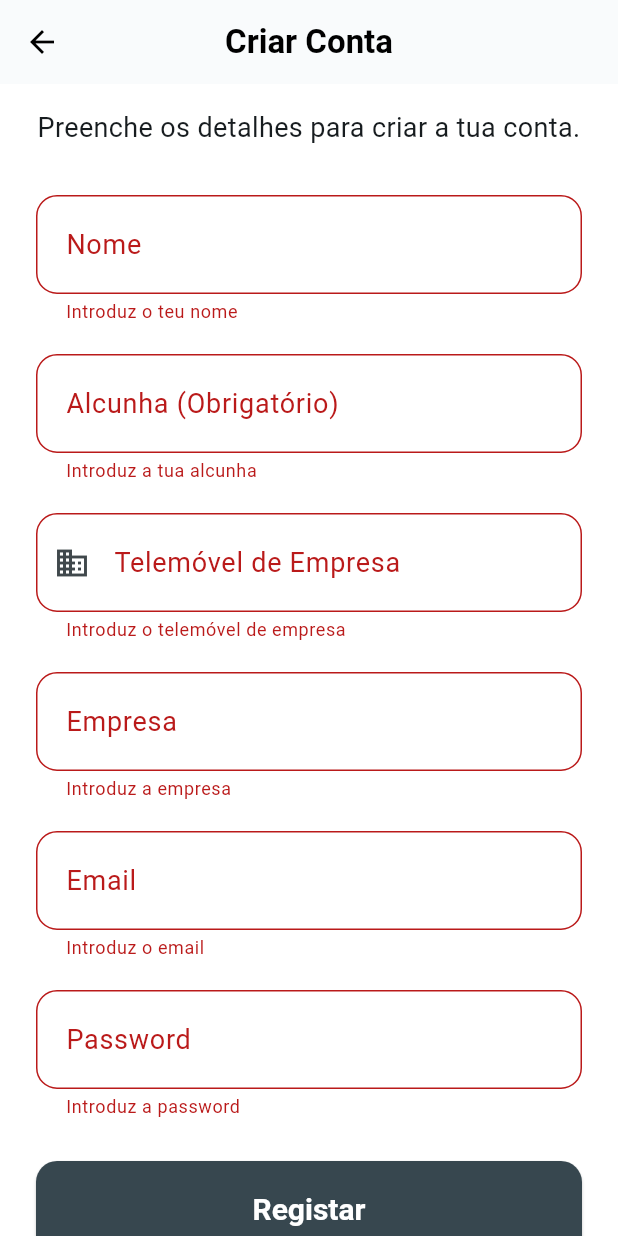
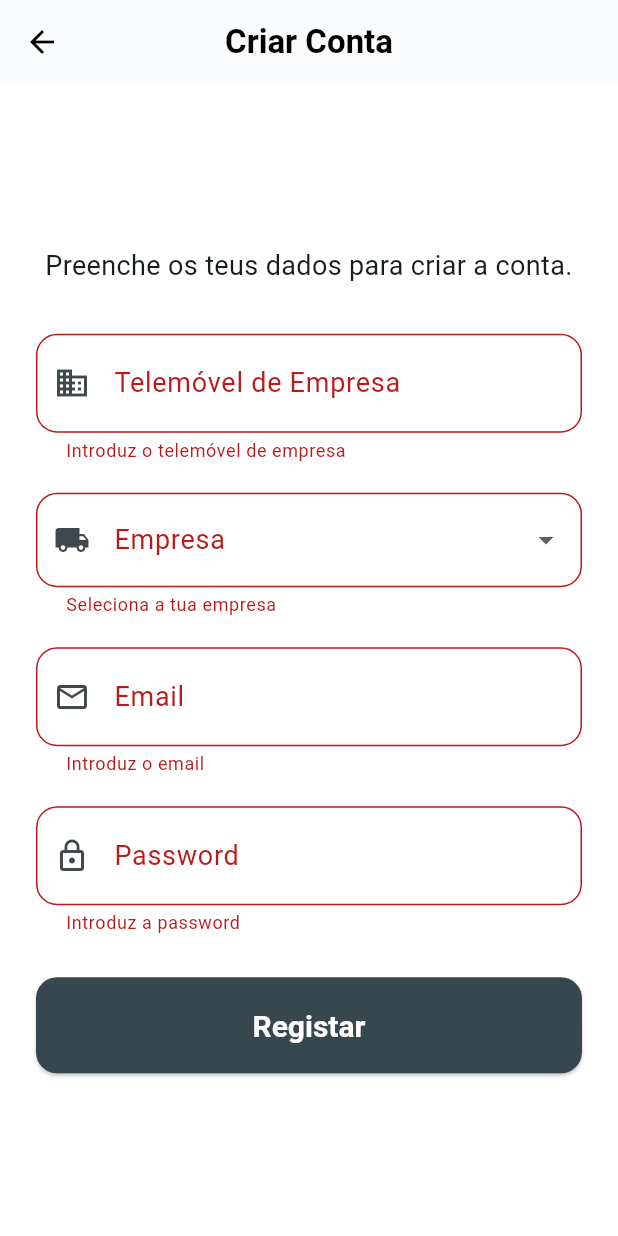
Before and after one commit to acetyl-7/chat_logistica, a Flutter app: the SignUpScreen screen opened directly, after a tap on "Registar", on a phone screen of 412 x 824 dp. Run offline on Flutter 3.47's test engine with Material 3 defaults, Android fonts, the phone set to English and light mode, and no system bars; our stand-ins replace cloud_firestore, cloud_functions, connectivity_plus, file_picker, firebase_auth, firebase_core and 8 more; missing offline and left inert: pattern_formatter; accounts and stored records are empty.

```diff
--- a/lib/screens/sign_up_screen.dart
+++ b/lib/screens/sign_up_screen.dart
@@ -14,64 +14,60 @@ class SignUpScreen extends StatefulWidget {
 
 class _SignUpScreenState extends State<SignUpScreen> {
   final _formKey = GlobalKey<FormState>();
-  final TextEditingController _nameController = TextEditingController();
-  final TextEditingController _nicknameController = TextEditingController();
   final TextEditingController _companyPhoneController = TextEditingController();
-  final TextEditingController _companyController = TextEditingController();
   final TextEditingController _emailController = TextEditingController();
   final TextEditingController _passwordController = TextEditingController();
+
+  String? _selectedCompany;
   bool _isLoading = false;
+  static const String _apiBaseUrl = 'http://192.168.1.215:5000';
 
-  // TODO: Alterar para o IP/porta de produção quando disponível
-  static const String _apiBaseUrl = 'http://10.0.2.2:5000'; // 10.0.2.2 = localhost no emulador Android
+  static const List<String> _companies = [
+    'Patinter',
+    'Cisterpor',
+    'António Frade',
+    'PCDA',
+  ];
 
   @override
   void dispose() {
-    _nameController.dispose();
-    _nicknameController.dispose();
     _companyPhoneController.dispose();
-    _companyController.dispose();
     _emailController.dispose();
     _passwordController.dispose();
     super.dispose();
   }
 
-  /// Valida o telemóvel de empresa contra a BD via FleetSyncService
-  Future<bool> _validateCompanyPhone(String phone) async {
+  /// Valida o telemóvel e devolve os dados do motorista (alcunha, id)
+  Future<Map<String, dynamic>?> _validateCompanyPhone(String phone) async {
     try {
-      // Normalizar: remover espaços e traços
       final normalized = phone.replaceAll(RegExp(r'[\s\-]'), '');
+      final uri = Uri.parse('$_apiBaseUrl/api/validate-phone?phone=$normalized');
+      final response = await http.get(uri).timeout(const Duration(seconds: 10));
 
-      final uri = Uri.parse('$_apiBaseUrl/api/validate-phone?phone=$normalized');
-      final response = await http.get(uri).timeout(
-        const Duration(seconds: 10),
-      );
-
-      return response.statusCode == 200;
+      if (response.statusCode == 200) {
+        return jsonDecode(response.body) as Map<String, dynamic>;
+      }
+      return null;
     } catch (e) {
-      debugPrint('Erro ao validar telemóvel: $e');
-      return false;
+      debugPrint('[REGISTO] Erro ao validar telemóvel: $e');
+      return null;
     }
   }
 
   Future<void> _register() async {
     if (!_formKey.currentState!.validate()) return;
 
-    setState(() {
-      _isLoading = true;
-    });
+    setState(() => _isLoading = true);
 
-    final name = _nameController.text.trim();
-    final nickname = _nicknameController.text.trim();
     final companyPhone = _companyPhoneController.text.trim();
-    final company = _companyController.text.trim();
     final email = _emailController.text.trim();
     final password = _passwordController.text.trim();
 
     try {
-      // ─── PASSO 1: Validar telemóvel de empresa ───────────────────────
-      final isPhoneValid = await _validateCompanyPhone(companyPhone);
-      if (!isPhoneValid) {
+      // ─── PASSO 1: Validar telemóvel e obter dados do motorista ───────
+      debugPrint('[REGISTO] Passo 1: A validar telemóvel...');
+      final motoristaData = await _validateCompanyPhone(companyPhone);
+      if (motoristaData == null) {
         if (!mounted) return;
         ScaffoldMessenger.of(context).showSnackBar(
           SnackBar(
@@ -83,34 +79,47 @@ class _SignUpScreenState extends State<SignUpScreen> {
             duration: const Duration(seconds: 5),
           ),
         );
-        setState(() {
-          _isLoading = false;
-        });
+        setState(() => _isLoading = false);
         return;
       }
 
-      // ─── PASSO 2: Criar conta Firebase (telemóvel válido) ────────────
+      final alcunha = motoristaData['alcunha'] as String? ?? '';
+      debugPrint('[REGISTO] Passo 1: Motorista encontrado: $alcunha');
+
+      // ─── PASSO 2: Criar conta Firebase ───────────────────────────────
+      debugPrint('[REGISTO] Passo 2: A criar conta Firebase...');
       final userCredential = await FirebaseAuth.instance
-          .createUserWithEmailAndPassword(email: email, password: password);
+          .createUserWithEmailAndPassword(email: email, password: password)
+          .timeout(
+            const Duration(seconds: 20),
+            onTimeout: () => throw Exception('Timeout ao criar conta. Verifica a ligação à internet.'),
+          );
+      debugPrint('[REGISTO] Passo 2: Conta criada: ${userCredential.user?.uid}');
 
       final user = userCredential.user;
       if (user != null) {
-        // Guardar no Firestore
+        // Guardar no Firestore com dados vindos da BD
+        debugPrint('[REGISTO] Passo 2b: A guardar no Firestore...');
         await FirebaseFirestore.instance.collection('users').doc(user.uid).set({
-          'name': name,
-          'nickname': nickname,
+          'nickname': alcunha,
+          'name': alcunha,
           'email': email,
           'phone': companyPhone,
-          'company': company,
+          'company': _selectedCompany ?? '',
           'role': 'Driver',
           'isAuthorized': false,
           'createdAt': FieldValue.serverTimestamp(),
-        });
+        }).timeout(
+          const Duration(seconds: 15),
+          onTimeout: () => throw Exception('Timeout ao guardar dados. Tenta outra vez.'),
+        );
+        debugPrint('[REGISTO] Passo 2b: Dados guardados no Firestore!');
 
-        // ─── PASSO 3: Registar na tabela dbo.driver ────────────────────
+        // ─── PASSO 3: Registar na tabela dbo.driver ──────────────────
+        debugPrint('[REGISTO] Passo 3: A registar na BD SQL...');
         try {
           final registerUri = Uri.parse('$_apiBaseUrl/api/drivers/register');
-          await http.post(
+          final response = await http.post(
             registerUri,
             headers: {'Content-Type': 'application/json'},
             body: jsonEncode({
@@ -119,44 +128,42 @@ class _SignUpScreenState extends State<SignUpScreen> {
               'phoneNumber': companyPhone,
             }),
           ).timeout(const Duration(seconds: 10));
-          debugPrint('Driver registado na BD com sucesso: ${user.uid}');
+          debugPrint('[REGISTO] Passo 3: BD respondeu com status ${response.statusCode}');
         } catch (e) {
-          // Não bloquear o registo se falhar a inserção na BD
-          // O Worker pode reconciliar mais tarde
-          debugPrint('Aviso: Falha ao registar driver na BD: $e');
+          debugPrint('[REGISTO] Passo 3 (aviso): Falha ao registar na BD: $e');
         }
 
+        debugPrint('[REGISTO] Registo concluído com sucesso!');
         if (!mounted) return;
         Navigator.of(context).popUntil((route) => route.isFirst);
       }
     } on FirebaseAuthException catch (e) {
+      debugPrint('[REGISTO] Erro Firebase Auth: ${e.code} - ${e.message}');
+      if (!mounted) return;
+      String mensagem = e.message ?? 'Erro ao criar conta';
+      if (e.code == 'email-already-in-use') {
+        mensagem = 'Este email já está registado. Usa outro email ou faz login.';
+      }
+      ScaffoldMessenger.of(context).showSnackBar(
+        SnackBar(
+          content: Text(mensagem, style: const TextStyle(fontSize: 18)),
+          backgroundColor: Colors.red.shade700,
+        ),
+      );
+    } catch (e) {
+      debugPrint('[REGISTO] Erro inesperado: $e');
       if (!mounted) return;
       ScaffoldMessenger.of(context).showSnackBar(
         SnackBar(
           content: Text(
-            e.message ?? 'Erro ao criar conta',
+            e.toString().contains('Timeout') ? e.toString() : 'Erro inesperado ao registar. Tenta outra vez.',
             style: const TextStyle(fontSize: 18),
-          ),
-          backgroundColor: Colors.red.shade700,
-        ),
-      );
-    } catch (_) {
-      if (!mounted) return;
-      ScaffoldMessenger.of(context).showSnackBar(
-        SnackBar(
-          content: const Text(
-            'Erro inesperado ao registar. Tenta outra vez.',
-            style: TextStyle(fontSize: 18),
           ),
           backgroundColor: Colors.red,
         ),
       );
     } finally {
-      if (mounted) {
-        setState(() {
-          _isLoading = false;
-        });
-      }
+      if (mounted) setState(() => _isLoading = false);
     }
   }
 
@@ -166,10 +173,7 @@ class _SignUpScreenState extends State<SignUpScreen> {
       appBar: AppBar(
         title: const Text(
           'Criar Conta',
-          style: TextStyle(
-            fontSize: 22,
-            fontWeight: FontWeight.bold,
-          ),
+          style: TextStyle(fontSize: 22, fontWeight: FontWeight.bold),
         ),
       ),
       body: SafeArea(
@@ -182,57 +186,13 @@ class _SignUpScreenState extends State<SignUpScreen> {
                 crossAxisAlignment: CrossAxisAlignment.stretch,
                 children: [
                   const Text(
-                    'Preenche os detalhes para criar a tua conta.',
+                    'Preenche os teus dados para criar a conta.',
                     style: TextStyle(fontSize: 18),
                     textAlign: TextAlign.center,
                   ),
                   const SizedBox(height: 32),
-                  TextFormField(
-                    controller: _nameController,
-                    textCapitalization: TextCapitalization.words,
-                    style: const TextStyle(fontSize: 20),
-                    decoration: InputDecoration(
-                      labelText: 'Nome',
-                      labelStyle: const TextStyle(fontSize: 18),
-                      border: OutlineInputBorder(
-                        borderRadius: BorderRadius.circular(14),
-                      ),
-                      contentPadding: const EdgeInsets.symmetric(
-                        horizontal: 16,
-                        vertical: 18,
-                      ),
-                    ),
-                    validator: (value) {
-                      if (value == null || value.trim().isEmpty) {
-                        return 'Introduz o teu nome';
-                      }
-                      return null;
-                    },
-                  ),
-                  const SizedBox(height: 20),
-                  TextFormField(
-                    controller: _nicknameController,
-                    textCapitalization: TextCapitalization.words,
-                    style: const TextStyle(fontSize: 20),
-                    decoration: InputDecoration(
-                      labelText: 'Alcunha (Obrigatório)',
-                      labelStyle: const TextStyle(fontSize: 18),
-                      border: OutlineInputBorder(
-                        borderRadius: BorderRadius.circular(14),
-                      ),
-                      contentPadding: const EdgeInsets.symmetric(
-                        horizontal: 16,
-                        vertical: 18,
-                      ),
-                    ),
-                    validator: (value) {
-                      if (value == null || value.trim().isEmpty) {
-                        return 'Introduz a tua alcunha';
-                      }
-                      return null;
-                    },
-                  ),
-                  const SizedBox(height: 20),
+
+                  // ── Telemóvel de Empresa ──────────────────────────────
                   TextFormField(
                     controller: _companyPhoneController,
                     keyboardType: TextInputType.phone,
@@ -243,49 +203,41 @@ class _SignUpScreenState extends State<SignUpScreen> {
                       labelStyle: const TextStyle(fontSize: 18),
                       hintStyle: TextStyle(fontSize: 16, color: Colors.grey.shade500),
                       prefixIcon: const Icon(Icons.business, size: 24),
-                      border: OutlineInputBorder(
-                        borderRadius: BorderRadius.circular(14),
-                      ),
-                      contentPadding: const EdgeInsets.symmetric(
-                        horizontal: 16,
-                        vertical: 18,
-                      ),
+                      border: OutlineInputBorder(borderRadius: BorderRadius.circular(14)),
+                      contentPadding: const EdgeInsets.symmetric(horizontal: 16, vertical: 18),
                     ),
                     validator: (value) {
                       if (value == null || value.trim().isEmpty) {
                         return 'Introduz o telemóvel de empresa';
                       }
                       final digits = value.replaceAll(RegExp(r'[\s\-]'), '');
-                      if (digits.length < 9) {
-                        return 'Número inválido (mínimo 9 dígitos)';
-                      }
+                      if (digits.length < 9) return 'Número inválido (mínimo 9 dígitos)';
                       return null;
                     },
                   ),
                   const SizedBox(height: 20),
-                  TextFormField(
-                    controller: _companyController,
-                    textCapitalization: TextCapitalization.words,
-                    style: const TextStyle(fontSize: 20),
+
+                  // ── Empresa (Dropdown) ────────────────────────────────
+                  DropdownButtonFormField<String>(
+                    value: _selectedCompany,
                     decoration: InputDecoration(
                       labelText: 'Empresa',
                       labelStyle: const TextStyle(fontSize: 18),
-                      border: OutlineInputBorder(
-                        borderRadius: BorderRadius.circular(14),
-                      ),
-                      contentPadding: const EdgeInsets.symmetric(
-                        horizontal: 16,
-                        vertical: 18,
-                      ),
+                      prefixIcon: const Icon(Icons.local_shipping, size: 24),
+                      border: OutlineInputBorder(borderRadius: BorderRadius.circular(14)),
+                      contentPadding: const EdgeInsets.symmetric(horizontal: 16, vertical: 18),
                     ),
-                    validator: (value) {
-                      if (value == null || value.trim().isEmpty) {
-                        return 'Introduz a empresa';
-                      }
-                      return null;
-                    },
+                    style: const TextStyle(fontSize: 18, color: Colors.black87),
+                    items: _companies
+                        .map((c) => DropdownMenuItem(value: c, child: Text(c)))
+                        .toList(),
+                    onChanged: (value) => setState(() => _selectedCompany = value),
+                    validator: (value) =>
+                        value == null ? 'Seleciona a tua empresa' : null,
                   ),
                   const SizedBox(height: 20),
+
+                  // ── Email ─────────────────────────────────────────────
                   TextFormField(
                     controller: _emailController,
                     keyboardType: TextInputType.emailAddress,
@@ -294,25 +246,19 @@ class _SignUpScreenState extends State<SignUpScreen> {
                     decoration: InputDecoration(
                       labelText: 'Email',
                       labelStyle: const TextStyle(fontSize: 18),
-                      border: OutlineInputBorder(
-                        borderRadius: BorderRadius.circular(14),
-                      ),
-                      contentPadding: const EdgeInsets.symmetric(
-                        horizontal: 16,
-                        vertical: 18,
-                      ),
+                      prefixIcon: const Icon(Icons.email_outlined, size: 24),
+                      border: OutlineInputBorder(borderRadius: BorderRadius.circular(14)),
+                      contentPadding: const EdgeInsets.symmetric(horizontal: 16, vertical: 18),
                     ),
                     validator: (value) {
-                      if (value == null || value.trim().isEmpty) {
-                        return 'Introduz o email';
-                      }
-                      if (!value.contains('@')) {
-                        return 'Email inválido';
-                      }
+                      if (value == null || value.trim().isEmpty) return 'Introduz o email';
+                      if (!value.contains('@')) return 'Email inválido';
                       return null;
                     },
                   ),
                   const SizedBox(height: 20),
+
+                  // ── Password ──────────────────────────────────────────
                   TextFormField(
                     controller: _passwordController,
                     obscureText: true,
@@ -320,25 +266,19 @@ class _SignUpScreenState extends State<SignUpScreen> {
                     decoration: InputDecoration(
                       labelText: 'Password',
                       labelStyle: const TextStyle(fontSize: 18),
-                      border: OutlineInputBorder(
-                        borderRadius: BorderRadius.circular(14),
-                      ),
-                      contentPadding: const EdgeInsets.symmetric(
-                        horizontal: 16,
-                        vertical: 18,
-                      ),
+                      prefixIcon: const Icon(Icons.lock_outline, size: 24),
+                      border: OutlineInputBorder(borderRadius: BorderRadius.circular(14)),
+                      contentPadding: const EdgeInsets.symmetric(horizontal: 16, vertical: 18),
                     ),
                     validator: (value) {
-                      if (value == null || value.trim().isEmpty) {
-                        return 'Introduz a password';
-                      }
-                      if (value.trim().length < 6) {
-                        return 'Mínimo 6 caracteres';
-                      }
+                      if (value == null || value.trim().isEmpty) return 'Introduz a password';
+                      if (value.trim().length < 6) return 'Mínimo 6 caracteres';
                       return null;
                     },
                   ),
                   const SizedBox(height: 28),
+
+                  // ── Botão Registar ────────────────────────────────────
                   SizedBox(
                     height: 64,
                     child: ElevatedButton(
@@ -346,18 +286,12 @@ class _SignUpScreenState extends State<SignUpScreen> {
                       style: ElevatedButton.styleFrom(
                         backgroundColor: Colors.blueGrey.shade800,
                         foregroundColor: Colors.white,
-                        textStyle: const TextStyle(
-                          fontSize: 20,
-                          fontWeight: FontWeight.bold,
-                        ),
-                        shape: RoundedRectangleBorder(
-                          borderRadius: BorderRadius.circular(14),
-                        ),
+                        textStyle: const TextStyle(fontSize: 20, fontWeight: FontWeight.bold),
+                        shape: RoundedRectangleBorder(borderRadius: BorderRadius.circular(14)),
                       ),
                       child: _isLoading
                           ? const CircularProgressIndicator(
-                              valueColor:
-                                  AlwaysStoppedAnimation<Color>(Colors.white),
+                              valueColor: AlwaysStoppedAnimation<Color>(Colors.white),
                             )
                           : const Text('Registar'),
                     ),
```
Also changed, not shown: lib/screens/tasks_screen.dart (+116 -36 lines).
